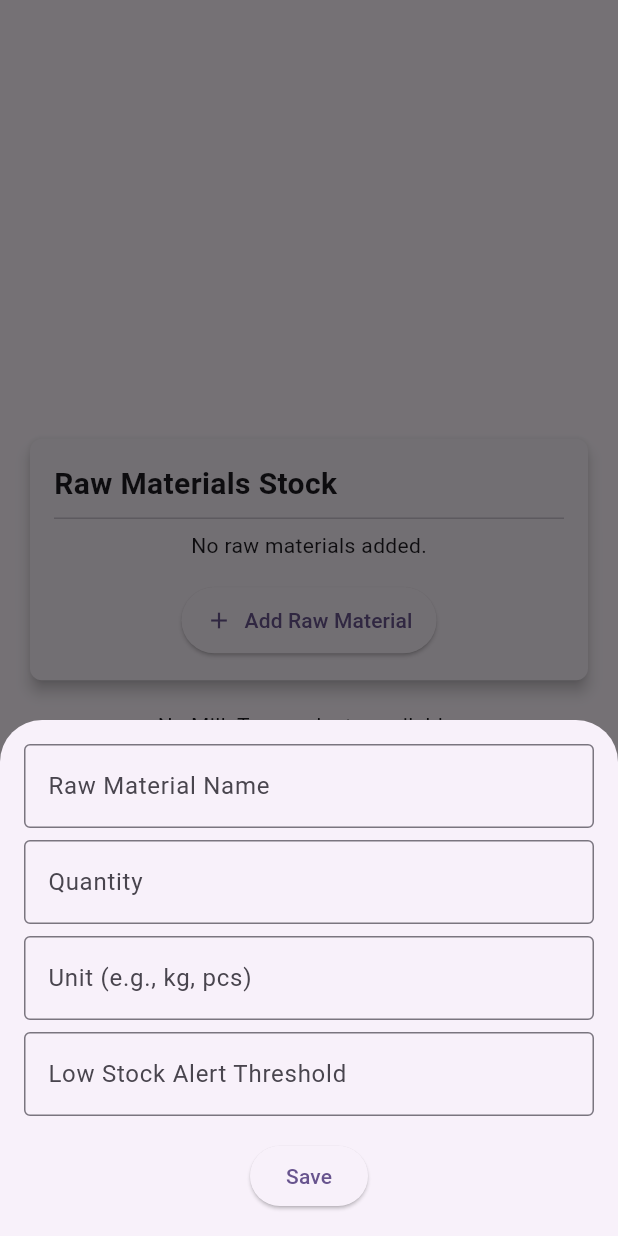
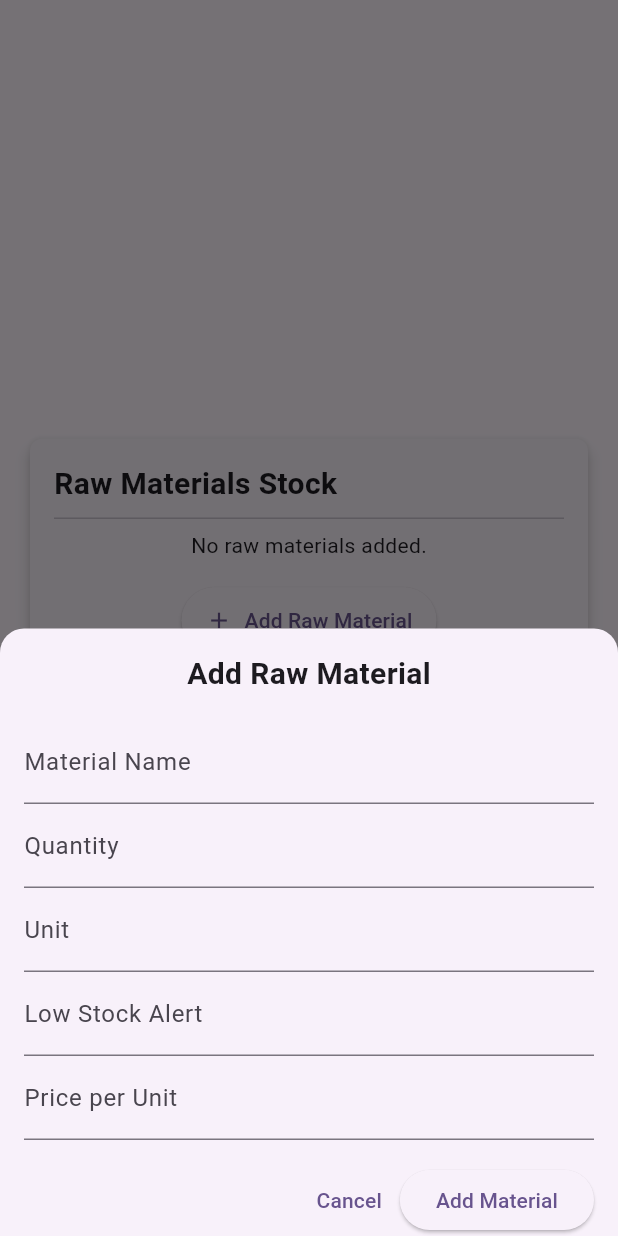
Before and after one commit to ivanlelis/itsa_v3, a Flutter app: the InvMgmt screen opened directly, item 2 of the bottom bar chosen, after a tap on "Add Raw Material", on a phone screen of 412 x 824 dp. Run offline on Flutter 3.47's test engine with Material 3 defaults, Android fonts, the phone set to English and light mode, and no system bars; our stand-ins replace cloud_firestore, confetti, firebase_auth, firebase_core, firebase_storage, fl_chart and 7 more; missing offline and left inert: flutter_polyline_points, scratcher; accounts and stored records are empty; project files that could hold a hidden picture were left out.

Commit message:
added price per unit
added price per unit

```diff
--- a/itsa_food_app/lib/widgets/raw_stock.dart
+++ b/itsa_food_app/lib/widgets/raw_stock.dart
@@ -11,11 +11,13 @@ class _RawStockState extends State<RawStock> {
   final _quantityController = TextEditingController();
   final _unitController = TextEditingController();
   final _lowStockAlertController = TextEditingController();
+  final _pricePerUnitController = TextEditingController(); // New controller
 
   String? _unitError;
   String? _lowStockAlertError;
   String? _nameError;
   String? _quantityError;
+  String? _pricePerUnitError; // New error message for price
 
   final List<String> allowedUnits = [
     'kg',
@@ -39,12 +41,14 @@ class _RawStockState extends State<RawStock> {
       _lowStockAlertError = null;
       _nameError = null;
       _quantityError = null;
+      _pricePerUnitError = null; // Reset price error
     });
 
     String name = _nameController.text;
     String unit = _unitController.text;
     int quantity = int.tryParse(_quantityController.text) ?? 0;
     double lowStockAlert = double.tryParse(_lowStockAlertController.text) ?? 0;
+    double pricePerUnit = double.tryParse(_pricePerUnitController.text) ?? -1;
 
     if (name.isEmpty) {
       _nameError = 'Required field';
@@ -58,11 +62,15 @@ class _RawStockState extends State<RawStock> {
     if (lowStockAlert <= 0) {
       _lowStockAlertError = 'Value must be greater than 0';
     }
+    if (pricePerUnit <= 0) {
+      _pricePerUnitError = 'Value must be greater than 0';
+    }
 
     return _nameError == null &&
         _quantityError == null &&
         _unitError == null &&
-        _lowStockAlertError == null;
+        _lowStockAlertError == null &&
+        _pricePerUnitError == null; // Include price validation
   }
 
   Future<void> addRawMaterial() async {
@@ -72,6 +80,8 @@ class _RawStockState extends State<RawStock> {
       String unit = _unitController.text;
       double lowStockAlert =
           double.tryParse(_lowStockAlertController.text) ?? 0;
+      double pricePerUnit =
+          double.tryParse(_pricePerUnitController.text) ?? 0; // Get price
 
       // Add to Firestore with document name as the material name
       await FirebaseFirestore.instance.collection('rawStock').doc(name).set({
@@ -79,6 +89,7 @@ class _RawStockState extends State<RawStock> {
         'quantity': quantity,
         'unit': unit,
         'stockAlert': lowStockAlert, // Store the decimal value
+        'pricePerUnit': pricePerUnit, // Save price per unit
       });
 
       // Clear the input fields
@@ -86,8 +97,7 @@ class _RawStockState extends State<RawStock> {
       _quantityController.clear();
       _unitController.clear();
       _lowStockAlertController.clear();
-
-      Navigator.pop(context); // Close the modal after adding
+      _pricePerUnitController.clear(); // Clear price field
     }
   }
 
@@ -174,72 +184,84 @@ class _RawStockState extends State<RawStock> {
     showModalBottomSheet(
       context: context,
       isScrollControlled: true,
+      shape: RoundedRectangleBorder(
+        borderRadius: BorderRadius.vertical(top: Radius.circular(16)),
+      ),
       builder: (BuildContext context) {
         return Padding(
           padding: EdgeInsets.only(
+            bottom: MediaQuery.of(context).viewInsets.bottom,
+            top: 16,
             left: 16,
             right: 16,
-            bottom: MediaQuery.of(context).viewInsets.bottom,
           ),
+          child: SingleChildScrollView(
             child: Column(
               mainAxisSize: MainAxisSize.min,
               children: [
+                Text(
+                  'Add Raw Material',
+                  style: TextStyle(fontSize: 20, fontWeight: FontWeight.bold),
+                ),
                 SizedBox(height: 16),
                 TextField(
                   controller: _nameController,
                   decoration: InputDecoration(
-                  labelText: 'Raw Material Name',
-                  border: OutlineInputBorder(),
+                    labelText: 'Material Name',
                     errorText: _nameError,
                   ),
                 ),
-              SizedBox(height: 8),
                 TextField(
                   controller: _quantityController,
-                keyboardType: TextInputType.number,
                   decoration: InputDecoration(
                     labelText: 'Quantity',
-                  border: OutlineInputBorder(),
                     errorText: _quantityError,
                   ),
+                  keyboardType: TextInputType.number,
                 ),
-              SizedBox(height: 8),
                 TextField(
                   controller: _unitController,
                   decoration: InputDecoration(
-                  labelText: 'Unit (e.g., kg, pcs)',
-                  border: OutlineInputBorder(),
+                    labelText: 'Unit',
                     errorText: _unitError,
                   ),
                 ),
-              SizedBox(height: 8),
                 TextField(
                   controller: _lowStockAlertController,
-                keyboardType: TextInputType.number,
                   decoration: InputDecoration(
-                  labelText: 'Low Stock Alert Threshold',
-                  border: OutlineInputBorder(),
+                    labelText: 'Low Stock Alert',
                     errorText: _lowStockAlertError,
                   ),
+                  keyboardType: TextInputType.number,
+                ),
+                TextField(
+                  controller:
+                      _pricePerUnitController, // New controller for Price per Unit
+                  decoration: InputDecoration(
+                    labelText: 'Price per Unit',
+                    errorText: _pricePerUnitError,
+                  ),
+                  keyboardType: TextInputType.numberWithOptions(decimal: true),
                 ),
                 SizedBox(height: 16),
+                Row(
+                  mainAxisAlignment: MainAxisAlignment.end,
+                  children: [
+                    TextButton(
+                      onPressed: () => Navigator.pop(context),
+                      child: Text('Cancel'),
+                    ),
                     ElevatedButton(
                       onPressed: () {
-                  setState(() {
-                    validateInput();
-                  });
-
-                  if (_nameError == null &&
-                      _quantityError == null &&
-                      _unitError == null &&
-                      _lowStockAlertError == null) {
                         addRawMaterial();
-                  }
+                        Navigator.pop(context);
                       },
-                child: Text('Save'),
+                      child: Text('Add Material'),
                     ),
-              SizedBox(height: 16),
                   ],
+                ),
+              ],
+            ),
           ),
         );
       },
```
Lines whose indentation alone changed are shown as unchanged.
